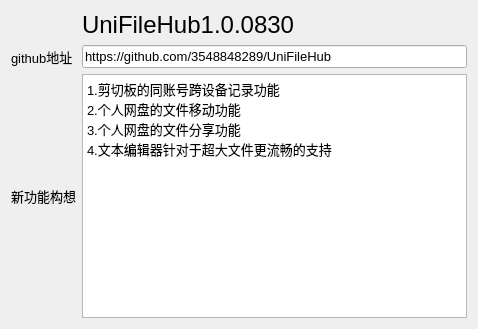
Above: MoreFunction/MoreFunction.ui from 3548848289/UniFileHub before the change. Below: the same form after it.
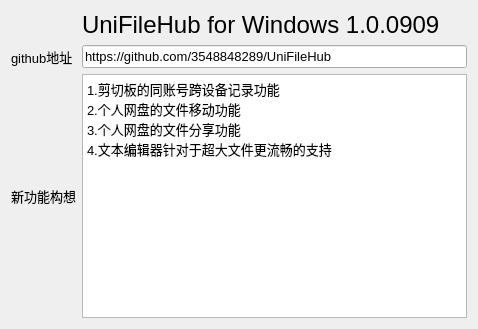
That is the form after the change. Icons and pictures are not drawn.

What changed in the file:
```diff
--- a/MoreFunction/MoreFunction.ui
+++ b/MoreFunction/MoreFunction.ui
@@ -82,7 +82,7 @@
       </font>
      </property>
      <property name="text">
-      <string>UniFileHub1.0.0830</string>
+      <string>UniFileHub for Windows 1.0.0909</string>
      </property>
     </widget>
    </item>
```
